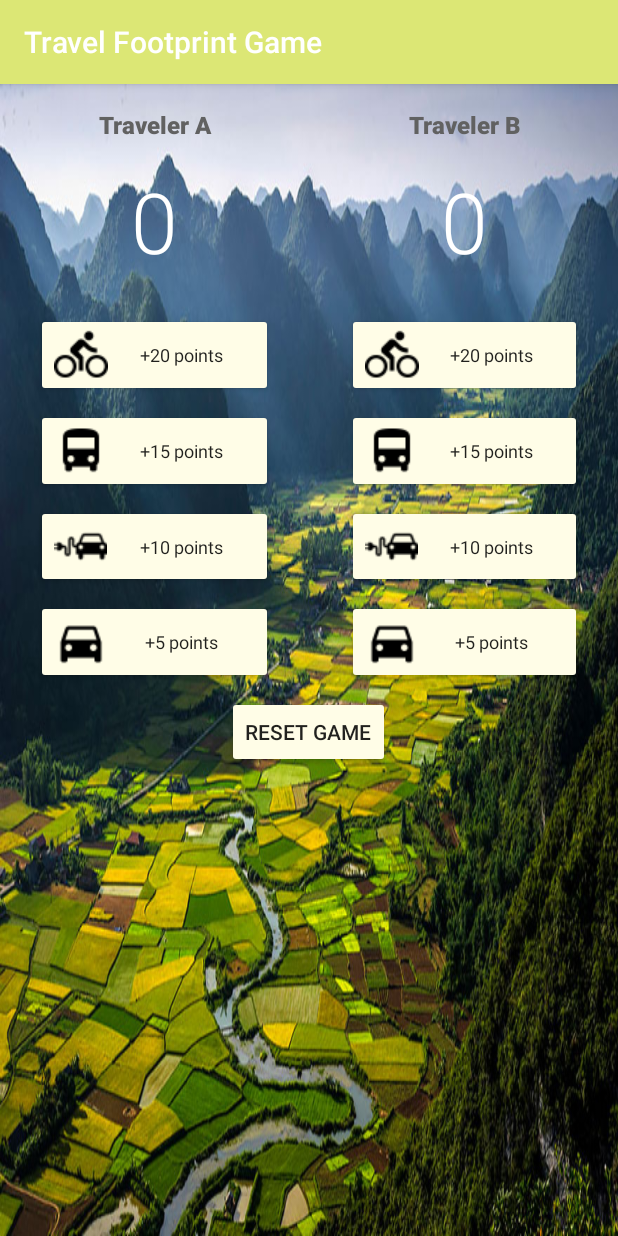
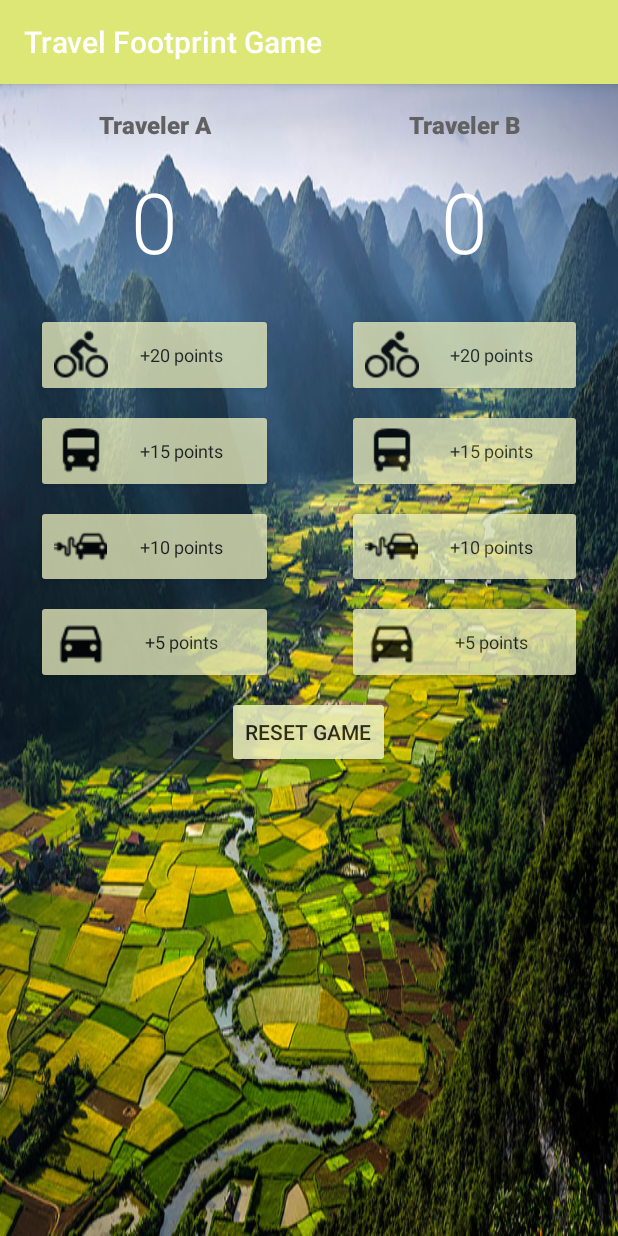
Before and after one commit to sobewanderlust/TravelFootprintGame, an Android app: the screen it shows after launch (MainActivity), on a phone screen of 412 x 824 dp. Run offline under Robolectric (Android 15) with nearby library versions, the phone set to English and light mode, and no system bars.

Commit message:
Change the style of button, adding transparency. Create an instance variable in Java file to save resources

```diff
--- a/app/src/main/java/com/example/android/travelfootprintgame/MainActivity.java
+++ b/app/src/main/java/com/example/android/travelfootprintgame/MainActivity.java
@@ -5,6 +5,7 @@ import android.os.Bundle;
 import android.view.View;
 import android.widget.TextView;
 
+import java.lang.ref.Reference;
 
 
 public class MainActivity extends AppCompatActivity {
@@ -15,10 +16,14 @@ public class MainActivity extends AppCompatActivity {
     int scoreTravelerA = 0;
     int scoreTravelerB = 0;
 
+    TextView scoreView;
+
     @Override
     protected void onCreate(Bundle savedInstanceState) {
         super.onCreate(savedInstanceState);
         setContentView(R.layout.activity_main);
+        scoreView = (TextView)findViewById(R.id.traveler_a_score);
+        scoreView = (TextView)findViewById(R.id.traveler_b_score);
     }
 
     /**
@@ -95,6 +100,7 @@ public class MainActivity extends AppCompatActivity {
         scoreTravelerB = 0 ;
         displayForTravelerB(scoreTravelerB);
     }
+
     /**
      * Displays the given score for Traveler A.
      */
--- a/app/src/main/res/layout/activity_main.xml
+++ b/app/src/main/res/layout/activity_main.xml
@@ -148,6 +148,7 @@
             android:layout_gravity="center_horizontal"
             android:layout_marginBottom="@dimen/button_margin"
             android:onClick="resetScores"
+            android:alpha="@dimen/transparency85level"
             android:text="@string/resetbutton" />
 
     </LinearLayout>
--- a/app/src/main/res/values/dimens.xml
+++ b/app/src/main/res/values/dimens.xml
@@ -13,4 +13,5 @@
     <dimen name="view_margin">120dp</dimen>
     <dimen name="font_size_teams">14sp</dimen>
     <dimen name="font_size_scores">56sp</dimen>
+    <dimen name="transparency85level">0.85</dimen>
 </resources>
--- a/app/src/main/res/values/styles.xml
+++ b/app/src/main/res/values/styles.xml
@@ -5,7 +5,7 @@
         <!-- Customize your theme here. -->
         <item name="colorPrimary">#DCE775</item> <!-- color of app bar -->
         <item name="colorPrimaryDark">#CDDC39</item> <!-- Color of status bar -->
-        <item name="colorButtonNormal">#FFFDE7</item> <!-- Background color of buttons in the app -->
+        <item name="colorButtonNormal">#F0F4C3</item> <!-- Background color of buttons in the app -->
     </style>
 
   <!-- Style to Traveler A and B -->
@@ -25,6 +25,7 @@
         <item name="android:layout_marginRight">24dp</item>
         <item name="android:layout_marginLeft">24dp</item>
         <item name="android:textSize">12sp</item>
+        <item name="android:alpha">0.75</item>
     </style>
 
 </resources>
```
